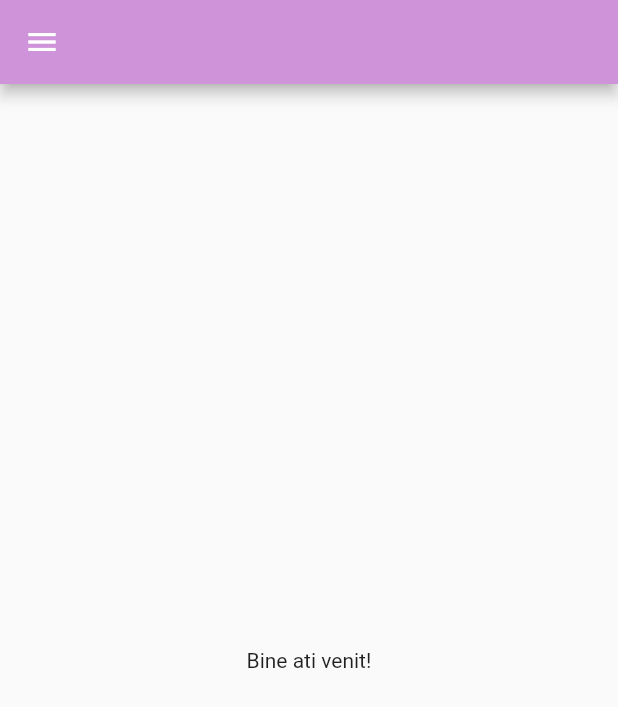
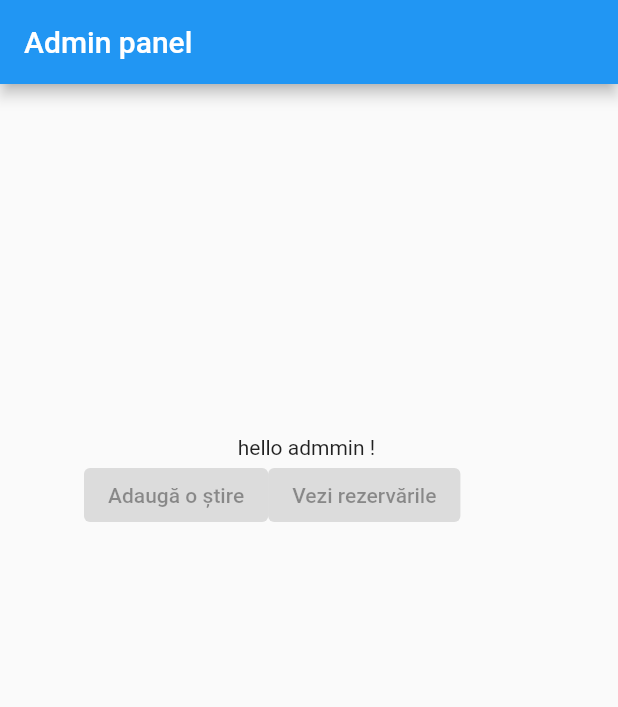
Before and after one commit to Alexsandrux/aplicatie_gestiune_rezervari, a Flutter app: the screen it shows after launch, on a phone screen of 412 x 824 dp. Shown: the top 707 px of the screen. Run offline on Flutter 3.47's test engine with Material 2 defaults, Android fonts, the phone set to English and light mode, and no system bars.

```diff
--- a/lib/main.dart
+++ b/lib/main.dart
@@ -1,4 +1,6 @@
 import 'package:flutter/material.dart';
+import 'package:flutter/services.dart';
+import 'package:provider/provider.dart';
 
 import 'screens/homepage_screen.dart';
 import 'screens/settings_screen.dart';
@@ -7,10 +9,10 @@ import 'screens/camere_screen.dart';
 import 'screens/roads_and_location.dart';
 import 'screens/camera_screen.dart';
 import 'screens/my_reservations_screen.dart';
+import 'screens/admin_panel_screen.dart';
 
 import './providers/rezervari_provider.dart';
-
-import 'package:flutter/services.dart';
+import './providers/camere_provider.dart';
 
 void main() {
   WidgetsFlutterBinding.ensureInitialized();
@@ -25,14 +27,27 @@ class MyApp extends StatelessWidget {
 
   @override
   Widget build(BuildContext context) {
-    return MaterialApp(
+    const bool esteAdmin = true;
+
+    return MultiProvider(
+      providers: [
+        ChangeNotifierProvider(
+          create: ((context) => RezervariProvider()),
+        ),
+        ChangeNotifierProvider(
+          create: ((context) => CamereProvider()),
+        ),
+      ],
+      child: MaterialApp(
+        debugShowCheckedModeBanner: false,
         theme: ThemeData(
             primaryColor: Colors.purple[200],
             backgroundColor: Colors.deepPurple[50],
             primaryColorDark: Colors.purple[300],
             highlightColor: Colors.purple[600]),
         title: "Aplicatie Rezervari Pensiune",
-      home: const HomepageScreen(),
+        // ignore: dead_code
+        home: esteAdmin ? const AdminPanelScreen() : const HomepageScreen(),
         routes: {
           CamereScreen.routeName: (ctx) => const CamereScreen(),
           NewsScreen.routeName: (ctx) => const NewsScreen(),
@@ -41,6 +56,7 @@ class MyApp extends StatelessWidget {
           CameraScreen.routeName: (ctx) => const CameraScreen(),
           MyReservationsScreen.routeName: (ctx) => const MyReservationsScreen(),
         },
+      ),
     );
   }
 }
--- a/lib/providers/camere_provider.dart
+++ b/lib/providers/camere_provider.dart
@@ -3,7 +3,67 @@ import 'package:flutter/material.dart';
 import '../models/camera.dart';
 
 class CamereProvider with ChangeNotifier {
-  List<Camera> _items = [];
+  final List<Camera> _items = [
+    const Camera(
+      idCamera: "C1",
+      numarCamera: 1,
+      numarLocuriCamera: 2,
+      pret: 200,
+      descriere: "blank",
+      urlImagine:
+          "https://varfulromani.ro/wp-content/uploads/2021/12/vr-21-dec-2021-claudiu-bajan-logo-1080x675.jpg",
+      etaj: 0,
+      areBalcon: false,
+    ),
+    const Camera(
+      idCamera: "C2",
+      numarCamera: 2,
+      numarLocuriCamera: 2,
+      pret: 200,
+      descriere:
+          "Would you like to know how to create and design your own room? This article will explain the basics of room design, from concept to finished space.",
+      urlImagine:
+          "https://varfulromani.ro/wp-content/uploads/2021/12/vr-21-dec-2021-claudiu-bajan-logo-1080x675.jpg",
+      etaj: 0,
+      areBalcon: false,
+    ),
+    const Camera(
+      idCamera: "C3",
+      numarCamera: 3,
+      numarLocuriCamera: 3,
+      pret: 300,
+      descriere:
+          "Would you like to know how to create and design your own room? This article will explain the basics of room design, from concept to finished space.",
+      urlImagine:
+          "https://varfulromani.ro/wp-content/uploads/2021/12/vr-21-dec-2021-claudiu-bajan-logo-1080x675.jpg",
+      etaj: 1,
+      areBalcon: true,
+    ),
+    const Camera(
+      idCamera: "C4",
+      numarCamera: 4,
+      numarLocuriCamera: 2,
+      pret: 300,
+      descriere:
+          "Would you like to know how to create and design your own room? This article will explain the basics of room design, from concept to finished space.",
+      urlImagine:
+          "https://varfulromani.ro/wp-content/uploads/2021/12/vr-21-dec-2021-claudiu-bajan-logo-1080x675.jpg",
+      etaj: 1,
+      areBalcon: false,
+    ),
+    const Camera(
+      idCamera: "C5",
+      numarCamera: 5,
+      numarLocuriCamera: 2,
+      pret: 300,
+      descriere:
+          "Would you like to know how to create and design your own room? This article will explain the basics of room design, from concept to finished space.",
+      urlImagine:
+          "https://varfulromani.ro/wp-content/uploads/2021/12/vr-21-dec-2021-claudiu-bajan-logo-1080x675.jpg",
+      etaj: 1,
+      areBalcon: false,
+    ),
+  ];
 
   List<Camera> get getItems {
     return [..._items];
--- /dev/null
+++ b/lib/screens/admin_panel_screen.dart
@@ -0,0 +1,39 @@
+import 'package:flutter/material.dart';
+
+class AdminPanelScreen extends StatelessWidget {
+  const AdminPanelScreen({Key? key}) : super(key: key);
+
+  @override
+  Widget build(BuildContext context) {
+    return Scaffold(
+      appBar: AppBar(
+        title: const Text("Admin panel"),
+      ),
+      body: Center(
+        child: SizedBox(
+          height: 300,
+          width: 300,
+          child: Column(
+            children: [
+              const Center(
+                child: Text("hello admmin ! "),
+              ),
+              Row(
+                children: const [
+                  ElevatedButton(
+                    onPressed: null,
+                    child: Text("Adaugă o știre"),
+                  ),
+                  ElevatedButton(
+                    onPressed: null,
+                    child: Text("Vezi rezervările"),
+                  )
+                ],
+              )
+            ],
+          ),
+        ),
+      ),
+    );
+  }
+}
```
Also changed, not shown: lib/DUMMY_DATA.dart (deleted, +0 -66 lines), lib/providers/rezervari_provider.dart (+10 -1 lines), lib/screens/camere_screen.dart (+1 -12 lines), lib/widgets/camera/camera_detail.dart (+30 -10 lines), lib/widgets/camere/camera_grid_tile.dart (+18 -4 lines), lib/widgets/camere/grid_camere.dart (+14 -6 lines), lib/widgets/rezervari/rezervare_list_tile.dart (+5 -7 lines), lib/widgets/rezervari/rezervari_list.dart (+8 -1 lines), lib/screens/inregistrare_screen.dart (added), lib/screens/logare_screen.dart (added). Lines whose indentation alone changed are shown as unchanged.
